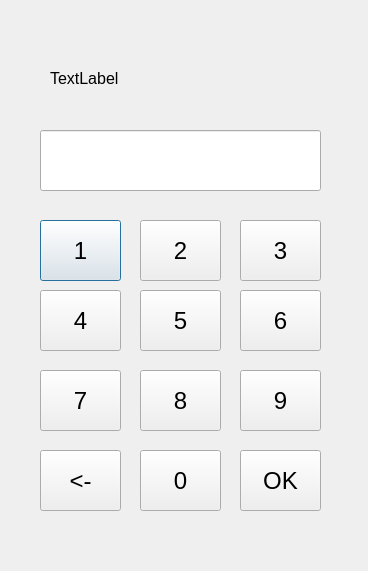
Old version of the form bank-automat/login.ui in the repository alavuvi/atm-simulator-project.
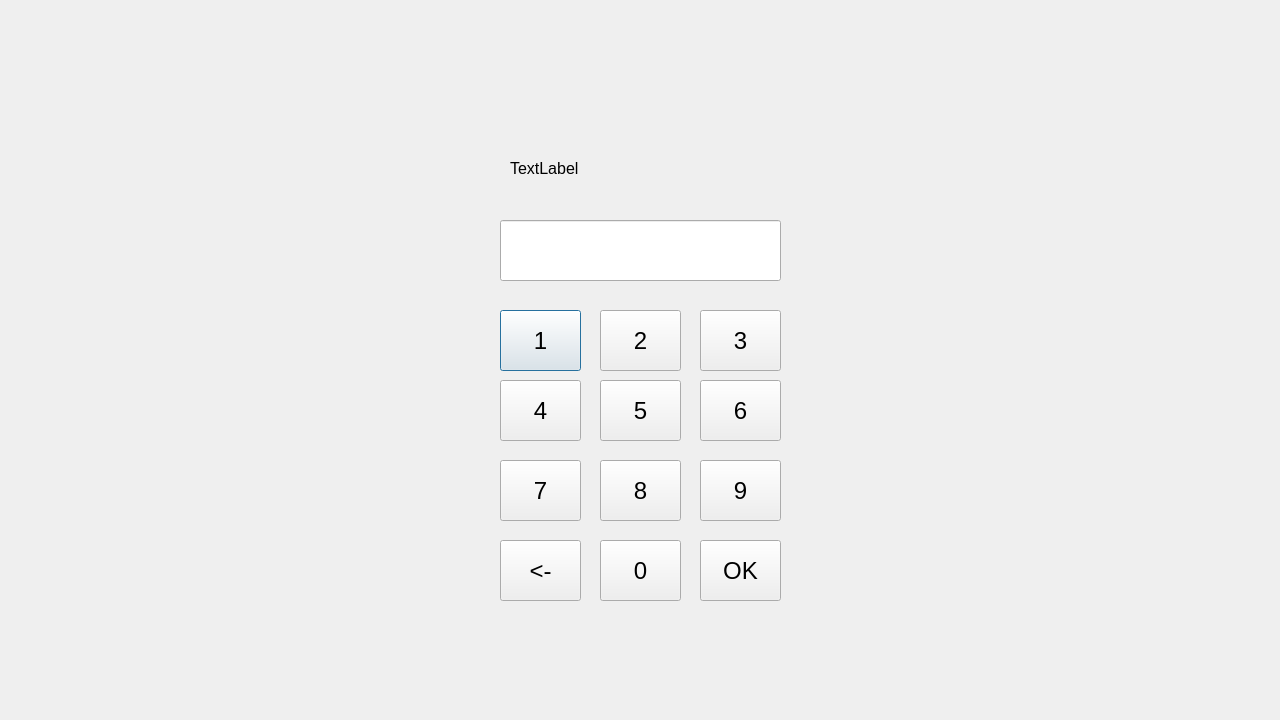
New version of the form.

What changed in the file:
```diff
--- a/bank-automat/login.ui
+++ b/bank-automat/login.ui
@@ -6,8 +6,8 @@
    <rect>
     <x>0</x>
     <y>0</y>
-    <width>368</width>
-    <height>571</height>
+    <width>1280</width>
+    <height>720</height>
    </rect>
   </property>
   <property name="windowTitle">
@@ -16,8 +16,8 @@
   <widget class="QLineEdit" name="pinOutput">
    <property name="geometry">
     <rect>
-     <x>40</x>
-     <y>130</y>
+     <x>500</x>
+     <y>220</y>
      <width>281</width>
      <height>61</height>
     </rect>
@@ -34,8 +34,8 @@
   <widget class="QPushButton" name="button01">
    <property name="geometry">
     <rect>
-     <x>40</x>
-     <y>220</y>
+     <x>500</x>
+     <y>310</y>
      <width>81</width>
      <height>61</height>
     </rect>
@@ -52,8 +52,8 @@
   <widget class="QPushButton" name="button02">
    <property name="geometry">
     <rect>
-     <x>140</x>
-     <y>220</y>
+     <x>600</x>
+     <y>310</y>
      <width>81</width>
      <height>61</height>
     </rect>
@@ -70,8 +70,8 @@
   <widget class="QPushButton" name="button03">
    <property name="geometry">
     <rect>
-     <x>240</x>
-     <y>220</y>
+     <x>700</x>
+     <y>310</y>
      <width>81</width>
      <height>61</height>
     </rect>
@@ -88,8 +88,8 @@
   <widget class="QPushButton" name="button04">
    <property name="geometry">
     <rect>
-     <x>40</x>
-     <y>290</y>
+     <x>500</x>
+     <y>380</y>
      <width>81</width>
      <height>61</height>
     </rect>
@@ -106,8 +106,8 @@
   <widget class="QPushButton" name="button05">
    <property name="geometry">
     <rect>
-     <x>140</x>
-     <y>290</y>
+     <x>600</x>
+     <y>380</y>
      <width>81</width>
      <height>61</height>
     </rect>
@@ -124,8 +124,8 @@
   <widget class="QPushButton" name="button06">
    <property name="geometry">
     <rect>
-     <x>240</x>
-     <y>290</y>
+     <x>700</x>
+     <y>380</y>
      <width>81</width>
      <height>61</height>
     </rect>
@@ -142,8 +142,8 @@
   <widget class="QPushButton" name="button07">
    <property name="geometry">
     <rect>
-     <x>40</x>
-     <y>370</y>
+     <x>500</x>
+     <y>460</y>
      <width>81</width>
      <height>61</height>
     </rect>
@@ -160,8 +160,8 @@
   <widget class="QPushButton" name="button08">
    <property name="geometry">
     <rect>
-     <x>140</x>
-     <y>370</y>
+     <x>600</x>
+     <y>460</y>
      <width>81</width>
      <height>61</height>
     </rect>
@@ -178,8 +178,8 @@
   <widget class="QPushButton" name="button09">
    <property name="geometry">
     <rect>
-     <x>240</x>
-     <y>370</y>
+     <x>700</x>
+     <y>460</y>
      <width>81</width>
      <height>61</height>
     </rect>
@@ -196,8 +196,8 @@
   <widget class="QPushButton" name="buttonBack">
    <property name="geometry">
     <rect>
-     <x>40</x>
-     <y>450</y>
+     <x>500</x>
+     <y>540</y>
      <width>81</width>
      <height>61</height>
     </rect>
@@ -214,8 +214,8 @@
   <widget class="QPushButton" name="button00">
    <property name="geometry">
     <rect>
-     <x>140</x>
-     <y>450</y>
+     <x>600</x>
+     <y>540</y>
      <width>81</width>
      <height>61</height>
     </rect>
@@ -232,8 +232,8 @@
   <widget class="QPushButton" name="buttonOk">
    <property name="geometry">
     <rect>
-     <x>240</x>
-     <y>450</y>
+     <x>700</x>
+     <y>540</y>
      <width>81</width>
      <height>61</height>
     </rect>
@@ -250,8 +250,8 @@
   <widget class="QLabel" name="labelCardnumber">
    <property name="geometry">
     <rect>
-     <x>50</x>
-     <y>70</y>
+     <x>510</x>
+     <y>160</y>
      <width>181</width>
      <height>16</height>
     </rect>
@@ -268,8 +268,8 @@
   <widget class="QLabel" name="labelInfo">
    <property name="geometry">
     <rect>
-     <x>40</x>
-     <y>530</y>
+     <x>500</x>
+     <y>620</y>
      <width>281</width>
      <height>20</height>
     </rect>
```
